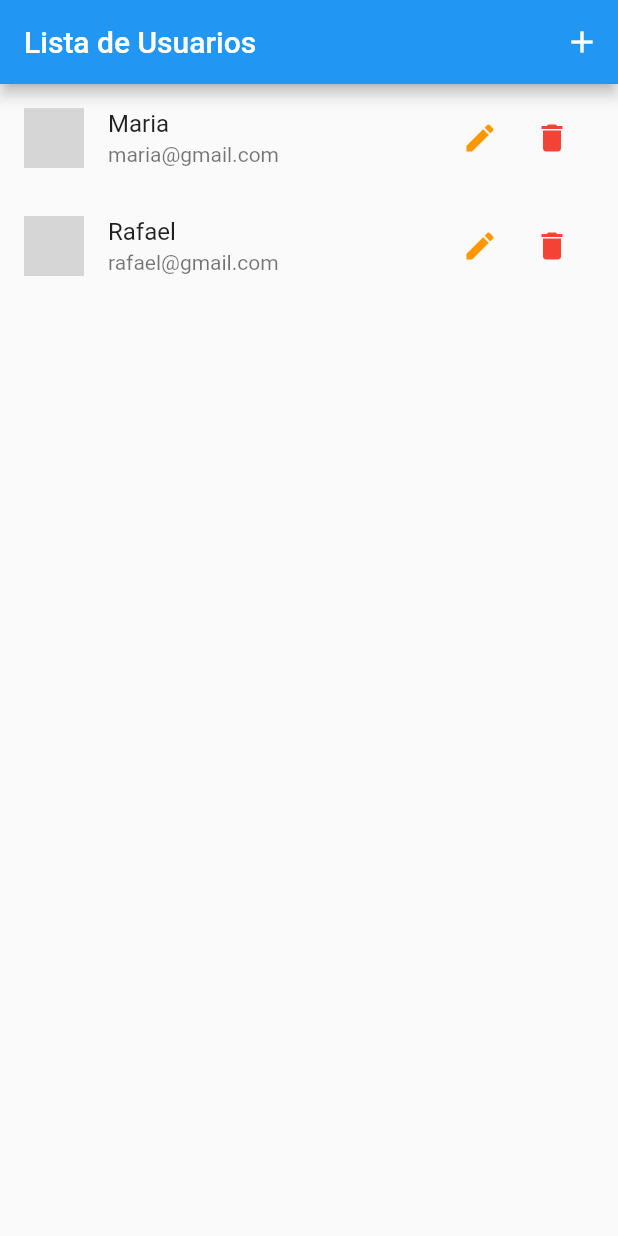
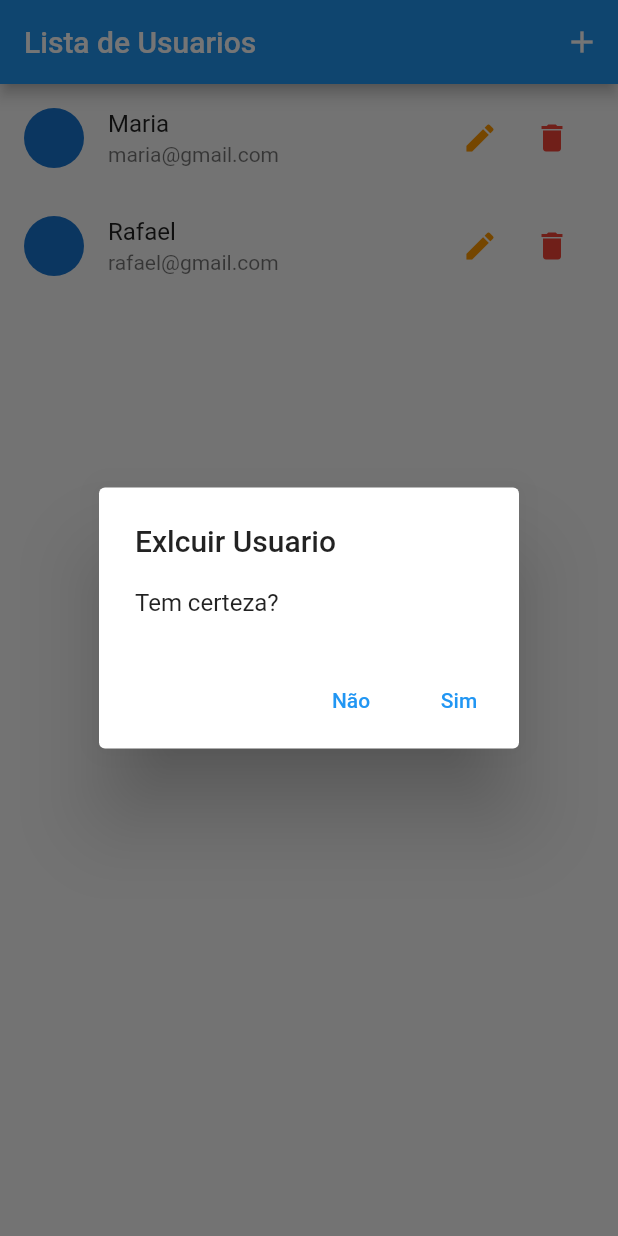
Before and after one commit to claudiney63/flutter_crud, a Flutter app: the screen it shows after launch, after a tap on the "delete" icon, on a phone screen of 412 x 824 dp. Run offline on Flutter 3.47's test engine with Material 2 defaults, Android fonts, the light colour scheme and no system bars; network calls fail; grey boxes are pictures that could not be loaded.

Commit message:
add trash button and provider remove, alertDialog

```diff
--- a/amigos_de_fe/lib/components/user_tile.dart
+++ b/amigos_de_fe/lib/components/user_tile.dart
@@ -1,6 +1,8 @@
 import 'package:amigos_de_fe/models/user.dart';
+import 'package:amigos_de_fe/provider/users.dart';
 import 'package:amigos_de_fe/routes/app_routes.dart';
 import 'package:flutter/material.dart';
+import 'package:provider/provider.dart';
 
 class UserTile extends StatelessWidget {
   const UserTile({Key? key, required this.user}) : super(key: key);
@@ -34,7 +36,28 @@
               color: Colors.orange,
             ),
             IconButton(
-              onPressed: () {},
+              onPressed: () {
+                showDialog(
+                  context: context,
+                  builder: (ctx) => AlertDialog(
+                    title: const Text('Exlcuir Usuario'),
+                    content: const Text('Tem certeza?'),
+                    actions: [
+                      TextButton(
+                          onPressed: () {
+                            Navigator.of(context).pop();
+                          },
+                          child: const Text('Não')),
+                      TextButton(
+                          onPressed: () {
+                            Provider.of<Users>(context, listen: false).remove(user);
+                            Navigator.of(context).pop();
+                          },
+                          child: const Text('Sim')),
+                    ],
+                  ),
+                );
+              },
               icon: const Icon(
                 Icons.delete,
               ),
```
Also changed, not shown: amigos_de_fe/lib/view/user_form.dart (+6 -4 lines).
